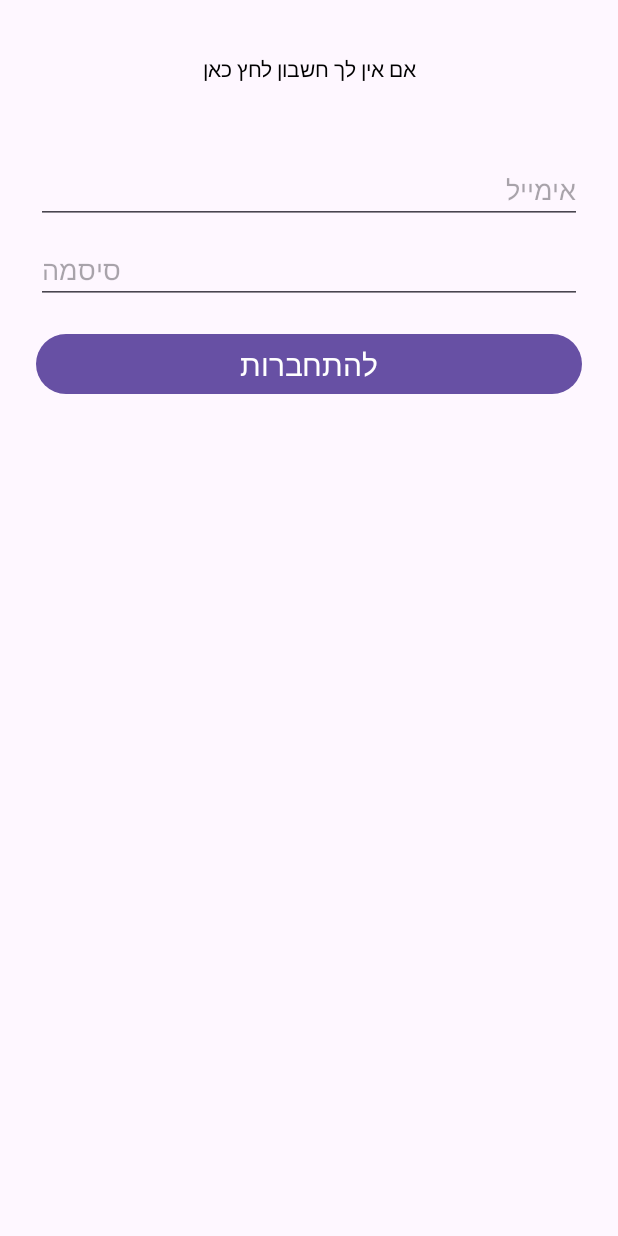
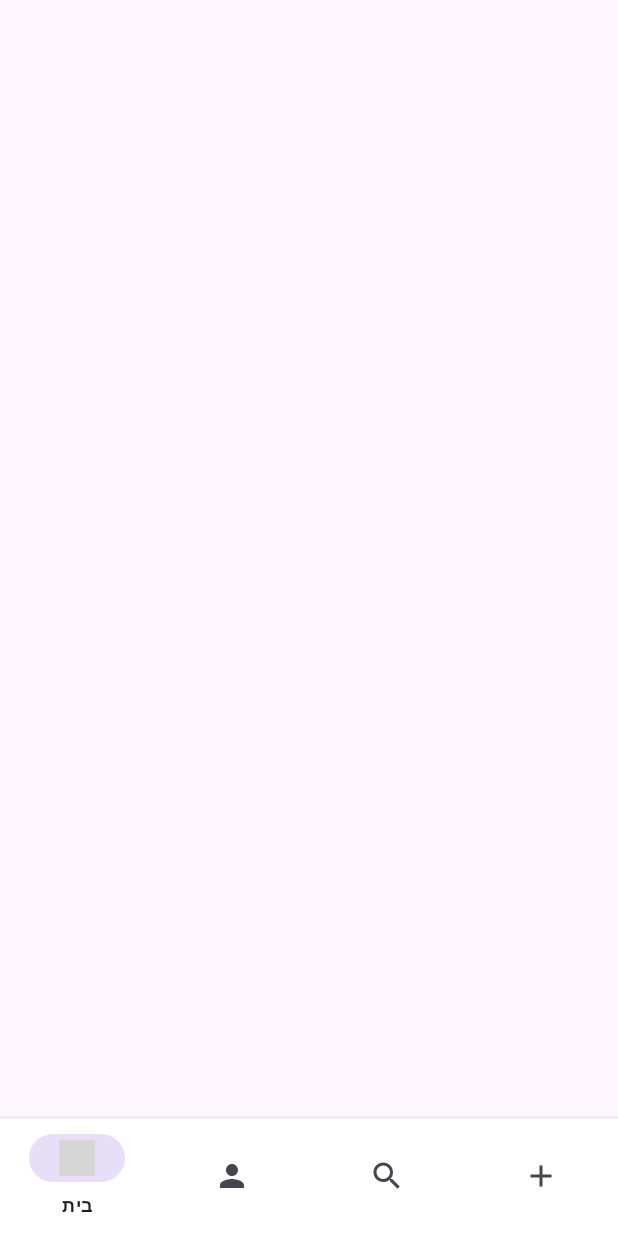
Before and after one commit to noaeliya/FinalProMobile, an Android app: the screen it shows after launch (MainActivity), after a tap on an icon or button, on a phone screen of 412 x 824 dp. Run offline under Robolectric (Android 15) with nearby library versions, the phone set to English and light mode, and no system bars; our stand-ins replace Firebase (no records; nobody signed in at launch, a user with empty details on screens opened directly), navigation-ui; 1 other tap on this screen came first; grey boxes are pictures that could not be loaded.

Commit message:
HomePageFreagment

```diff
--- a/app/src/main/AndroidManifest.xml
+++ b/app/src/main/AndroidManifest.xml
@@ -1,6 +1,8 @@
 <?xml version="1.0" encoding="utf-8"?>
 <manifest xmlns:android="http://schemas.android.com/apk/res/android"
     xmlns:tools="http://schemas.android.com/tools">
+    <uses-permission android:name="android.permission.INTERNET" />
+    <uses-permission android:name="android.permission.ACCESS_NETWORK_STATE" />
 
     <application
         android:allowBackup="true"
--- a/app/src/main/java/com/example/finalproject/authFragment.kt
+++ b/app/src/main/java/com/example/finalproject/authFragment.kt
@@ -6,7 +6,9 @@ import android.view.LayoutInflater
 import android.view.View
 import android.view.ViewGroup
 import android.widget.Button
+import android.widget.EditText
 import android.widget.TextView
+import android.widget.Toast
 import androidx.navigation.fragment.findNavController
 
 // TODO: Rename parameter arguments, choose names that match
@@ -20,13 +22,10 @@ private const val ARG_PARAM2 = "param2"
  * create an instance of this fragment.
  */
 class authFragment : Fragment() {
-    // TODO: Rename and change types of parameters
     private var forSignUpBtn: TextView? = null
     private var signInBtn: Button? = null
+    private var _viewModel: viewModel? = null
 
-    override fun onCreate(savedInstanceState: Bundle?) {
-        super.onCreate(savedInstanceState)
-    }
 
     override fun onCreateView(
         inflater: LayoutInflater, container: ViewGroup?,
@@ -38,11 +37,17 @@ class authFragment : Fragment() {
 
     override fun onViewCreated(view: View, savedInstanceState: Bundle?) {
         super.onViewCreated(view, savedInstanceState)
+
         forSignUpBtn = view.findViewById(R.id.forSignUpBtn)
         signInBtn = view.findViewById(R.id.signInBtn)
 
+        val email = view.findViewById<EditText>(R.id.signInEmail).text.trim()
+        val password = view.findViewById<EditText>(R.id.signInPassword).text.trim()
+
         signInBtn?.setOnClickListener {
-
+            _viewModel?.login(email,password)
+            Toast.makeText(requireContext(), " התחברת !", Toast.LENGTH_SHORT).show()
+            findNavController().navigate(R.id.action_authFragment_to_HomePageFragment)
         }
 
         forSignUpBtn?.setOnClickListener {
--- /dev/null
+++ b/app/src/main/java/com/example/finalproject/fragments/HomePageFragment.kt
@@ -0,0 +1,62 @@
+package com.example.finalproject.fragments
+
+import android.os.Bundle
+import android.util.Log
+import android.view.LayoutInflater
+import android.view.View
+import android.view.ViewGroup
+import android.widget.Toast
+import androidx.fragment.app.Fragment
+import androidx.recyclerview.widget.LinearLayoutManager
+import com.example.finalproject.databinding.FragmentHomePageBinding
+import com.google.firebase.firestore.FirebaseFirestore
+import com.google.firebase.firestore.Query
+import com.example.finalproject.adapters.PostAdapter
+import com.example.finalproject.entities.Post
+
+
+/**
+
+ */
+class HomePageFragment : Fragment() {
+
+    private lateinit var binding: FragmentHomePageBinding
+    private lateinit var firestore: FirebaseFirestore
+    private val posts = mutableListOf<Post>()
+    private lateinit var adapter: PostAdapter
+
+    override fun onCreateView(
+        inflater: LayoutInflater, container: ViewGroup?,
+        savedInstanceState: Bundle?
+    ): View {
+        binding = FragmentHomePageBinding.inflate(inflater, container, false)
+        return binding.root
+    }
+
+    override fun onViewCreated(view: View, savedInstanceState: Bundle?) {
+        firestore = FirebaseFirestore.getInstance()
+        adapter = PostAdapter(posts)
+
+        binding.recyclerPosts.adapter = adapter
+
+        loadPosts()
+    }
+
+    private fun loadPosts() {
+        firestore.collection("book_posts")
+            .orderBy("timestamp", Query.Direction.DESCENDING)
+            .get()
+            .addOnSuccessListener { result ->
+                posts.clear()
+                for (doc in result) {
+                    val post = doc.toObject(Post::class.java)
+                    posts.add(post)
+                }
+                adapter.notifyDataSetChanged()
+            }
+            .addOnFailureListener { e ->
+                Log.e("HomeFragment", "שגיאה בטעינת הפוסטים: ${e.message}", e)
+                Toast.makeText(requireContext(), "שגיאה בטעינה", Toast.LENGTH_SHORT).show()
+            }
+    }
+}
--- a/app/src/main/res/layout/fragment_auth.xml
+++ b/app/src/main/res/layout/fragment_auth.xml
@@ -26,11 +26,13 @@
             android:layout_height="wrap_content" />
 
         <EditText
+            android:id="@+id/signInEmail"
             android:hint="אימייל"
             android:layout_width="match_parent"
             android:layout_height="wrap_content" />
 
         <EditText
+            android:id="@+id/signInPassword"
             android:hint="סיסמה"
             android:inputType="textPassword"
             android:layout_marginTop="8dp"
--- /dev/null
+++ b/app/src/main/res/layout/fragment_home_page.xml
@@ -0,0 +1,14 @@
+<?xml version="1.0" encoding="utf-8"?>
+<androidx.constraintlayout.widget.ConstraintLayout
+    xmlns:android="http://schemas.android.com/apk/res/android"
+    xmlns:app="http://schemas.android.com/apk/res-auto"
+    android:layout_width="match_parent"
+    android:layout_height="match_parent">
+
+    <androidx.recyclerview.widget.RecyclerView
+        android:id="@+id/recyclerPosts"
+        android:layout_width="match_parent"
+        android:layout_height="match_parent"
+        android:padding="16dp"
+        app:layoutManager="androidx.recyclerview.widget.LinearLayoutManager"/>
+</androidx.constraintlayout.widget.ConstraintLayout>
--- a/app/src/main/res/menu/bottom_nav_menu.xml
+++ b/app/src/main/res/menu/bottom_nav_menu.xml
@@ -3,14 +3,14 @@
 
     <item
         android:id="@+id/action_home"
-        android:title="home"
+        android:title="בית"
         android:icon="@drawable/ic_home1"
         />
 
 
     <item
         android:id="@+id/action_profile"
-        android:title="profile"
+        android:title="פרופיל"
         android:icon="@drawable/ic_profile1"
         />
 
--- a/app/src/main/res/navigation/nav_graph.xml
+++ b/app/src/main/res/navigation/nav_graph.xml
@@ -14,14 +14,30 @@
             android:id="@+id/action_authFragment_to_signUpFragment"
             app:destination="@id/signUpFragment" />
         <action
-            android:id="@+id/action_authFragment_to_signUpFragment2"
-            app:destination="@id/signUpFragment" />
+            android:id="@+id/action_authFragment_to_HomePageFragment"
+            app:destination="@id/HomePageFragment" />
+
     </fragment>
 
     <fragment
         android:id="@+id/signUpFragment"
         android:name="com.example.finalproject.fragments.SignUpFragment"
         android:label="Sign Up"
-        tools:layout="@layout/fragment_sign_up" />
+        tools:layout="@layout/fragment_sign_up" >
+
+        <action
+            android:id="@+id/action_signUpFragment_to_HomePageFragment"
+            app:destination="@id/HomePageFragment" />
+    </fragment>
+
+    <fragment
+        android:id="@+id/AddingPostFragment"
+        android:name="com.example.finalproject.fragments.AddingPostFragment"
+        tools:layout="@layout/fragment_adding_post" />
+
+    <fragment
+        android:id="@+id/HomePageFragment"
+        android:name="com.example.finalproject.fragments.HomePageFragment"
+        tools:layout="@layout/fragment_home_page" />
 
 </navigation>
```
Also changed, not shown: app/src/main/java/com/example/finalproject/MainActivity.kt (+5 -2 lines), app/src/main/java/com/example/finalproject/adapters/PostAdapter.kt (added, +42 -0 lines), app/src/main/java/com/example/finalproject/entities/Post.kt (added, +8 -0 lines), app/src/main/java/com/example/finalproject/entities/UploadState.kt (added, +7 -0 lines), app/src/main/java/com/example/finalproject/fragments/AddingPostFragment.kt (added, +145 -0 lines), app/src/main/java/com/example/finalproject/fragments/AuthRepository.kt (+22 -0 lines), app/src/main/java/com/example/finalproject/viewModel.kt (+21 -2 lines), app/src/main/res/layout/fragment_adding_post.xml (added, +32 -0 lines), app/src/main/res/layout/item_post.xml (added, +20 -0 lines).
